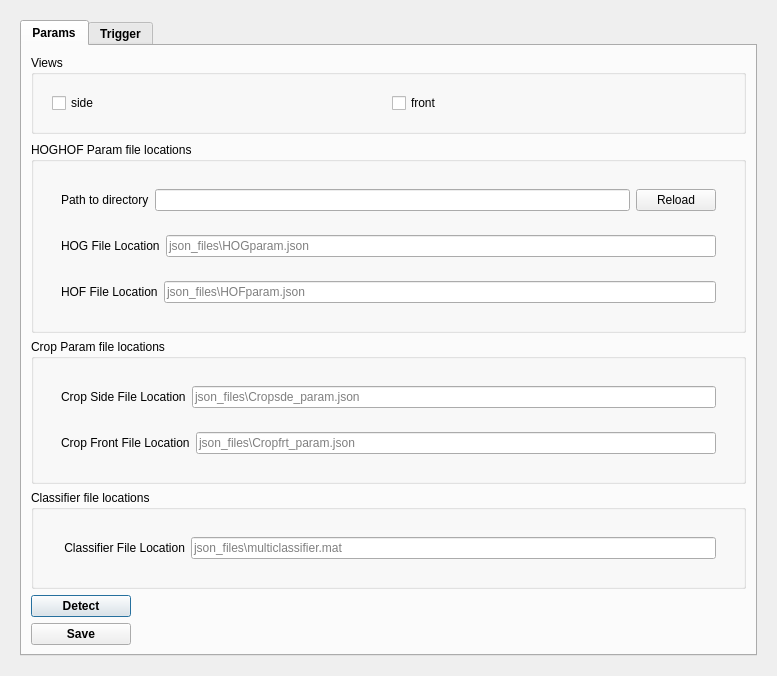
The window that src/plugin/jaaba_plugin/jaaba_plugin.ui (hubbardp/BIASJAABA) describes before a commit, drawn with Qt 5.
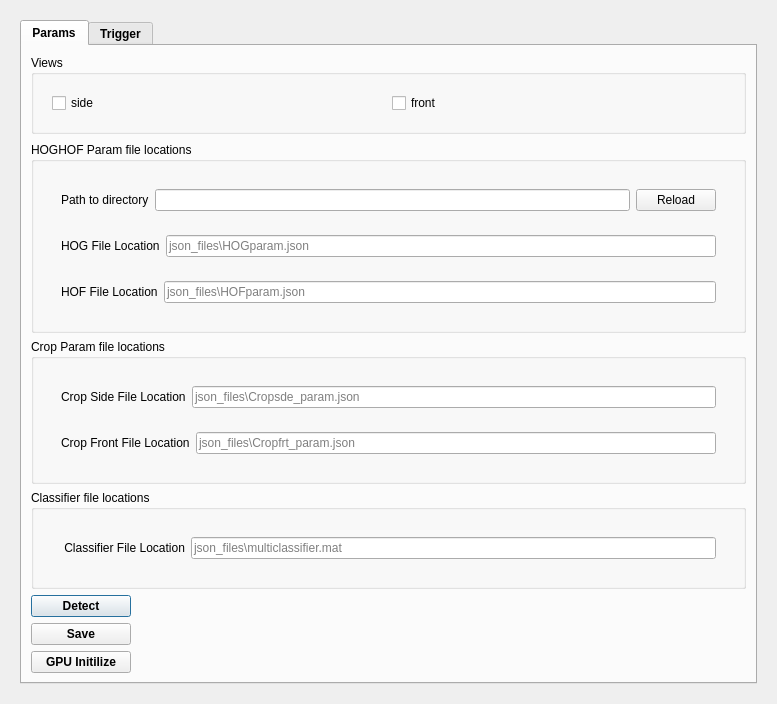
The same window after the commit. Custom widgets are drawn as their Qt base class.

Commit message: gpu initialize button added.New threshold for video added

```diff
--- a/src/plugin/jaaba_plugin/jaaba_plugin.ui
+++ b/src/plugin/jaaba_plugin/jaaba_plugin.ui
@@ -462,6 +462,19 @@
             </property>
            </widget>
           </item>
+          <item>
+            <widget class="QPushButton" name="gpuInitButtonPtr_">
+              <property name="text">
+                <string>GPU Initilize</string>
+              </property>
+              <property name="maximumSize">
+                <size>
+                  <width>100</width>
+                  <height>100</height>
+                </size>
+              </property>
+            </widget>
+          </item> 
          </layout> 
         </widget>           
         <widget class="QWidget" name="triggerTabPtr">
```
The commit also changes 8 other files.
